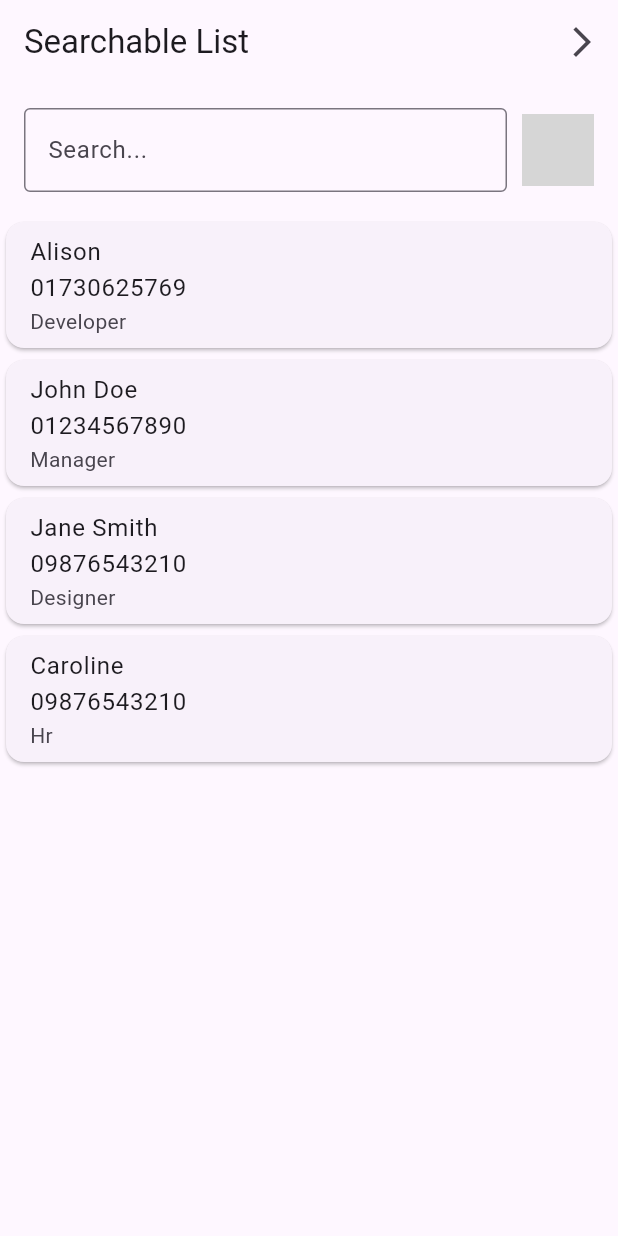
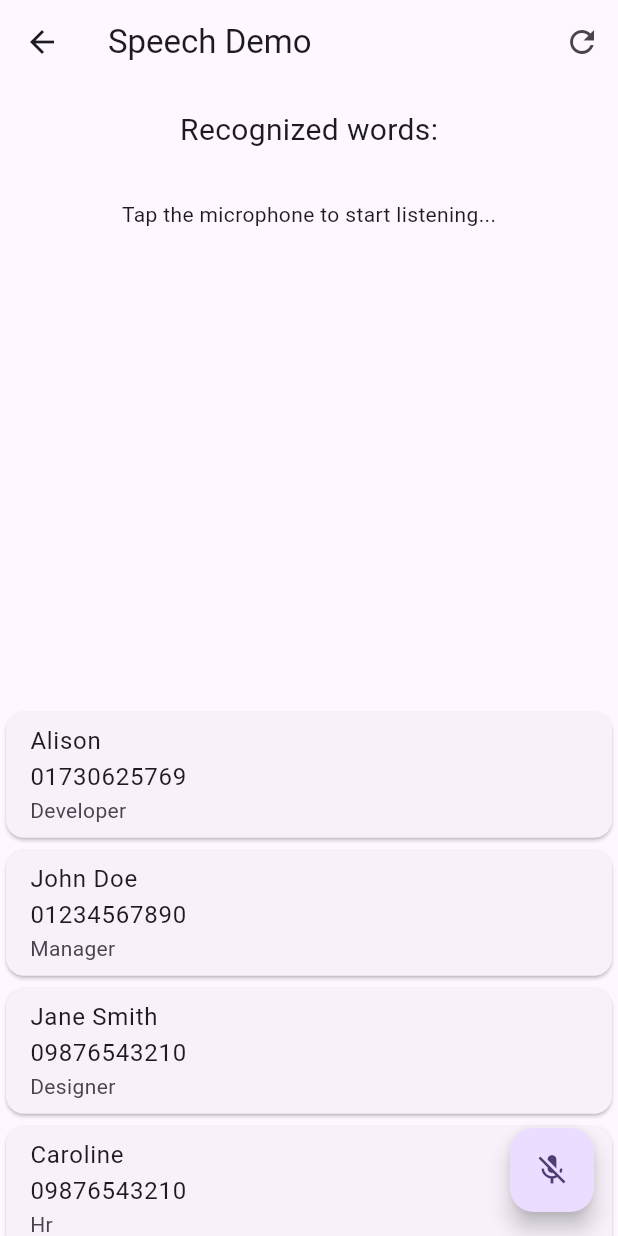
Before and after one commit to taufiqelahi/lr_test_ai, a Flutter app: the screen it shows after launch, after a tap on the "arrow forward ios" icon, on a phone screen of 412 x 824 dp. Run offline on Flutter 3.47's test engine with Material 3 defaults, Android fonts, the light colour scheme and no system bars; our stand-ins replace speech_to_text; missing offline and left inert: voice_search; grey boxes are pictures that could not be loaded.

```diff
--- a/lib/home_view/home_view.dart
+++ b/lib/home_view/home_view.dart
@@ -52,7 +52,7 @@ class _HomeViewState extends State<HomeView> {
         title: Text('Searchable List'),
         actions: [
           IconButton(onPressed: (){
-            // Navigator.push(context, MaterialPageRoute(builder: (_)=>MyHomePage()));
+            Navigator.push(context, MaterialPageRoute(builder: (_)=>MyHomePage()));
           }, icon: Icon(Icons.arrow_forward_ios))
         ],
       ),
--- a/pubspec.yaml
+++ b/pubspec.yaml
@@ -38,6 +38,8 @@ dependencies:
   voice_search: ^1.0.3
   url_launcher: ^6.3.0
   speech_to_text: ^6.6.2
+  image_picker: ^1.1.2
+  google_mlkit_text_recognition: ^0.13.0
 
 dev_dependencies:
   flutter_test:
```
